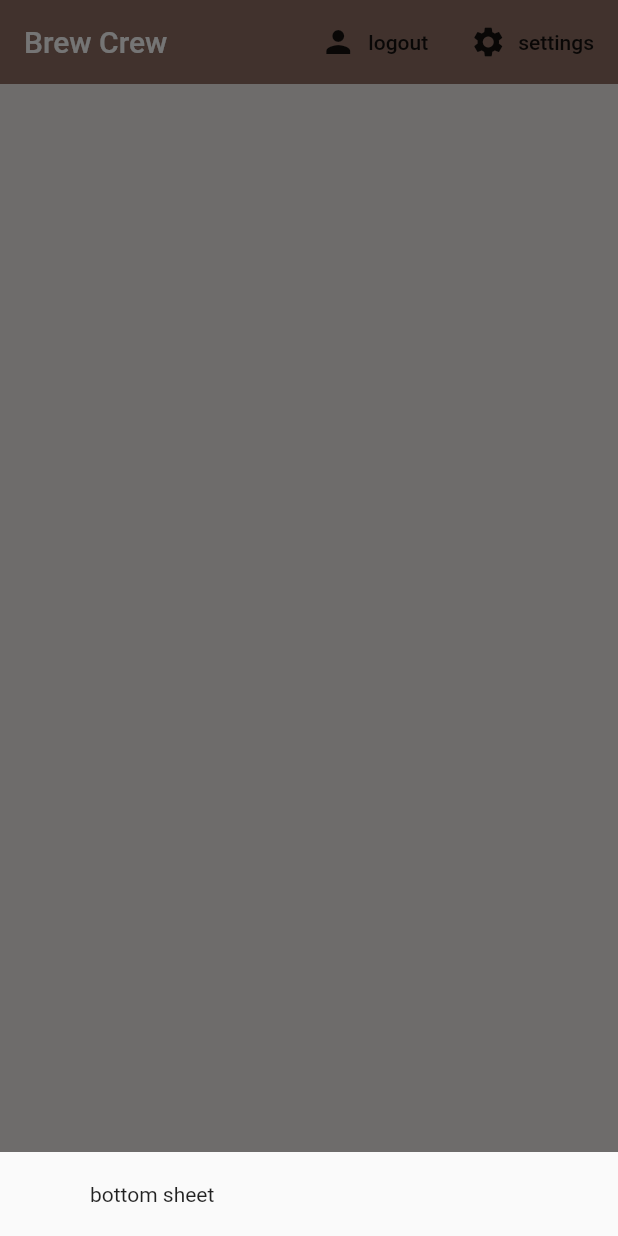
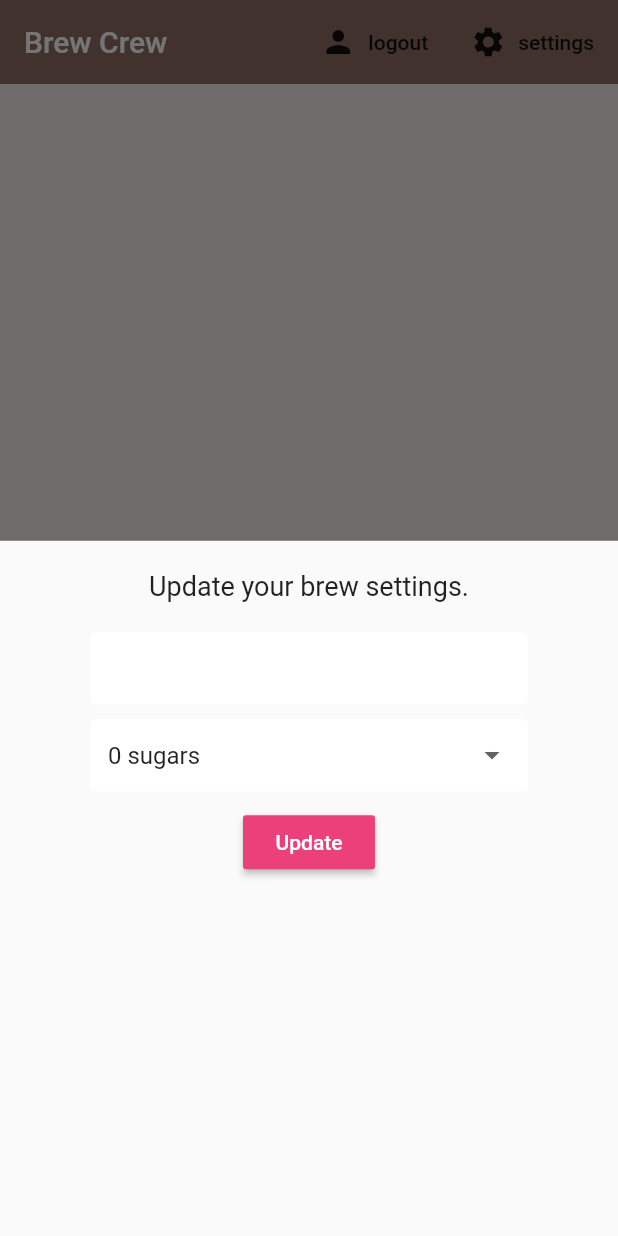
Before and after one commit to HeshanWeerasooriya/brew_crew, a Flutter app: the screen it shows once a user with an empty profile is signed in, after a tap on "settings", on a phone screen of 412 x 824 dp. Run offline on Flutter 3.47's test engine with Material 2 defaults, Android fonts, the phone set to English and light mode, and no system bars; our stand-ins replace cloud_firestore, firebase_auth, firebase_core; accounts and stored records are empty.

Commit message:
Drop-downs

```diff
--- a/lib/screens/authenticate/home/home.dart
+++ b/lib/screens/authenticate/home/home.dart
@@ -1,6 +1,7 @@
 import 'package:brew_crew/models/brew.dart';
 import 'package:brew_crew/screens/authenticate/authenticate.dart';
 import 'package:brew_crew/screens/authenticate/home/brew_list.dart';
+import 'package:brew_crew/screens/authenticate/home/setting_form.dart';
 import 'package:brew_crew/services/auth.dart';
 import 'package:brew_crew/services/database.dart';
 import 'package:cloud_firestore/cloud_firestore.dart';
@@ -19,7 +20,7 @@ class Home extends StatelessWidget {
           builder: (context) {
             return Container(
               padding: EdgeInsets.symmetric(vertical: 20.0, horizontal: 60.0),
-              child: Text('bottom sheet'),
+              child: SettingsForm(),
             );
           });
     }
--- /dev/null
+++ b/lib/screens/authenticate/home/setting_form.dart
@@ -0,0 +1,62 @@
+import 'package:brew_crew/shared/constants.dart';
+import 'package:flutter/material.dart';
+
+class SettingsForm extends StatefulWidget {
+  @override
+  _SettingsFormState createState() => _SettingsFormState();
+}
+
+class _SettingsFormState extends State<SettingsForm> {
+  final _formKey = GlobalKey<FormState>();
+  final List<String> sugars = ['0', '1', '2', '3', '4'];
+
+  // form values
+  String? _currentName;
+  String? _currentSugars;
+  int? _currentStrength;
+
+  @override
+  Widget build(BuildContext context) {
+    return Form(
+      key: _formKey,
+      child: Column(
+        children: <Widget>[
+          Text(
+            'Update your brew settings.',
+            style: TextStyle(fontSize: 18.0),
+          ),
+          SizedBox(height: 20.0),
+          TextFormField(
+            decoration: textInputDecoration,
+            validator: (val) => val!.isEmpty ? 'Please enter a name' : null,
+            onChanged: (val) => setState(() => _currentName = val),
+          ),
+          SizedBox(height: 10.0),
+          DropdownButtonFormField(
+            value: _currentSugars ?? '0',
+            decoration: textInputDecoration,
+            items: sugars.map((sugar) {
+              return DropdownMenuItem(
+                value: sugar,
+                child: Text('$sugar sugars'),
+              );
+            }).toList(),
+            onChanged: (val) => setState(() => _currentSugars = val.toString()),
+          ),
+          SizedBox(height: 10.0),
+          RaisedButton(
+              color: Colors.pink[400],
+              child: Text(
+                'Update',
+                style: TextStyle(color: Colors.white),
+              ),
+              onPressed: () async {
+                print(_currentName);
+                print(_currentSugars);
+                print(_currentStrength);
+              }),
+        ],
+      ),
+    );
+  }
+}
--- /dev/null
+++ b/lib/shared/constants.dart
@@ -0,0 +1,13 @@
+import 'package:flutter/material.dart';
+
+const textInputDecoration = InputDecoration(
+  fillColor: Colors.white,
+  filled: true,
+  contentPadding: EdgeInsets.all(12.0),
+  enabledBorder: OutlineInputBorder(
+    borderSide: BorderSide(color: Colors.white, width: 2.0),
+  ),
+  focusedBorder: OutlineInputBorder(
+    borderSide: BorderSide(color: Colors.pink, width: 2.0),
+  ),
+);
```
